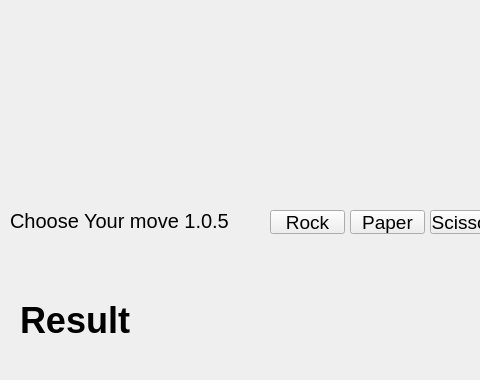
jungjinhyo/rockpaperscissors, file mainwindow.ui: the form before one commit; both pictures show x 0 to 480 and y 0 to 380 of the 800 by 600 pixel window.
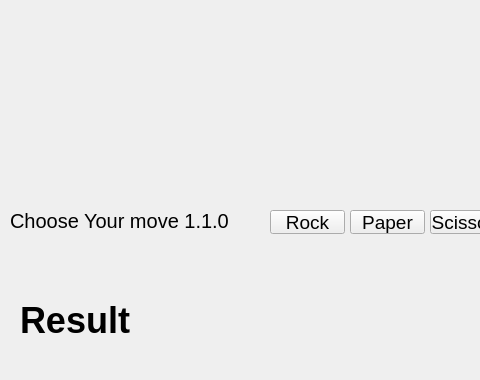
The form after the commit.

The edit to the form file:
```diff
--- a/mainwindow.ui
+++ b/mainwindow.ui
@@ -29,7 +29,7 @@
      </font>
     </property>
     <property name="text">
-     <string>Choose Your move 1.0.5</string>
+     <string>Choose Your move 1.1.0</string>
     </property>
    </widget>
    <widget class="QPushButton" name="btnRock">
```
